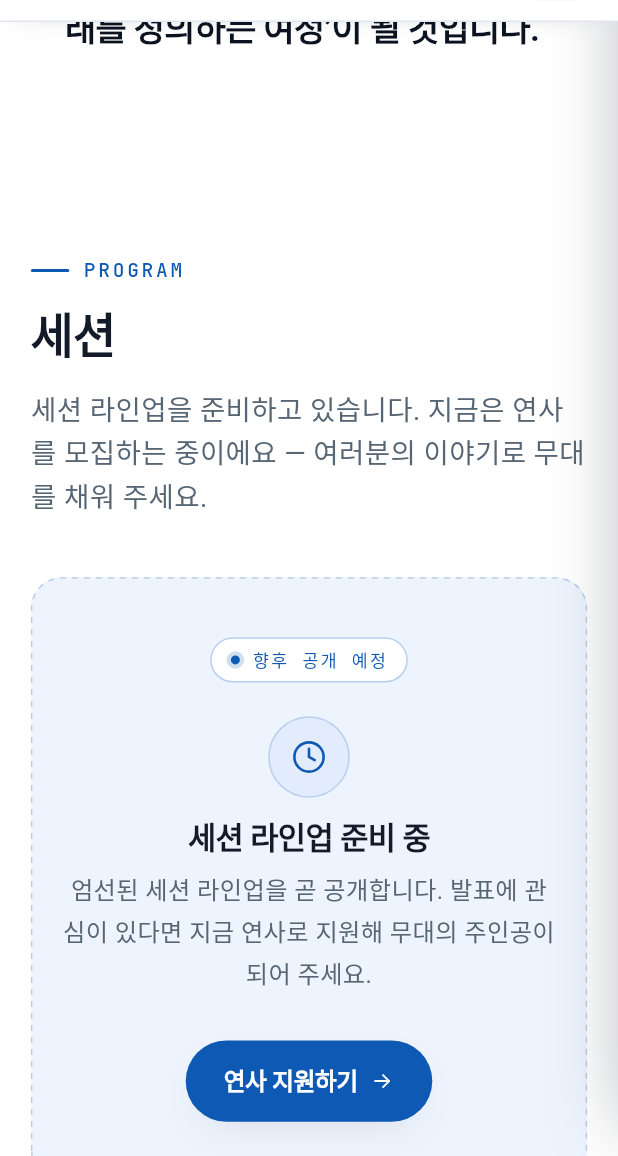
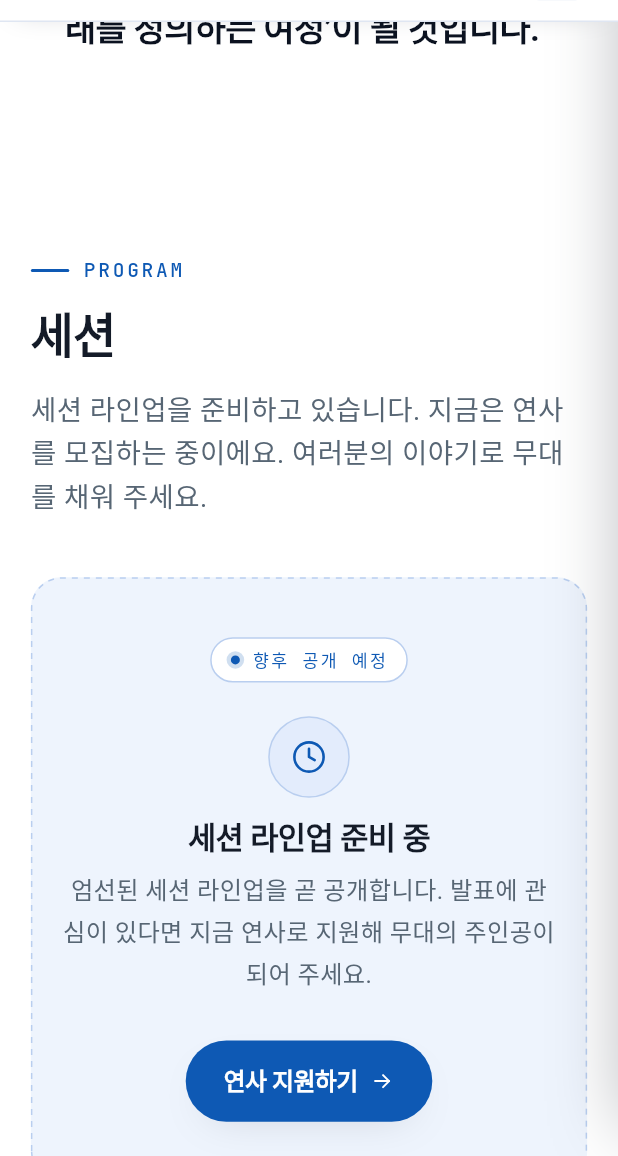
Before and after one commit to flutter-korea/2026-flutter-korea, a Flutter app: the screen it shows after launch, scrolled down 3456 dp, on a phone screen of 412 x 824 dp, the part 80-1236 px from its top. Run offline on Flutter 3.47's test engine with Material 3 defaults, Android fonts, the phone set to English and light mode, and no system bars; our stand-ins replace go_router, shared_preferences; Roboto replaces fonts that are missing (Pretendard).

Commit message:
fix: 콘텐츠 및 메타 태그에서 em dash(—) 제거

```diff
--- a/flutter/lib/content/content.dart
+++ b/flutter/lib/content/content.dart
@@ -500,7 +500,7 @@ const koContent = Content(
   sessions: SessionsStrings(
     kicker: 'Program',
     title: '세션',
-    lead: '세션 라인업을 준비하고 있습니다. 지금은 연사를 모집하는 중이에요 — 여러분의 이야기로 무대를 채워 주세요.',
+    lead: '세션 라인업을 준비하고 있습니다. 지금은 연사를 모집하는 중이에요. 여러분의 이야기로 무대를 채워 주세요.',
     comingSoon: ComingSoonStrings(
       badge: '향후 공개 예정',
       title: '세션 라인업 준비 중',
@@ -511,7 +511,7 @@ const koContent = Content(
       badge: 'Confirmed · 60 min',
       title: '연차별 파이어사이드 챗',
       body:
-          '일방향 발표가 아닌, 연차별 고민을 사전에 취합해 패널들과 진솔하게 대화하는 시간입니다. 주니어의 커리어 방향성, 미드레벨의 기술적 갈증, 시니어의 팀 리딩까지 — 지금 우리에게 필요한 이야기를 나눕니다.',
+          '일방향 발표가 아닌, 연차별 고민을 사전에 취합해 패널들과 진솔하게 대화하는 시간입니다. 주니어의 커리어 방향성, 미드레벨의 기술적 갈증, 시니어의 팀 리딩까지 지금 우리에게 필요한 이야기를 나눕니다.',
       tags: ['주니어 · 커리어', '미드레벨 · 기술', '시니어 · 리딩'],
     ),
   ),
@@ -687,7 +687,7 @@ const enContent = Content(
     sloganBottom: 'Move Forward',
     subtitle: 'Return to the essence of technology, and fearlessly define the future.',
     description:
-        'In an era where change is the default, we spend a day defining the future with AI — armed with unshakable fundamentals. Right now, we’re recruiting the speakers to fill this stage.',
+        'In an era where change is the default, we spend a day defining the future with AI, armed with unshakable fundamentals. Right now, we’re recruiting the speakers to fill this stage.',
     ctaPrimary: 'Apply to Speak',
     ctaSecondary: 'Learn More',
     facts: [
@@ -724,8 +724,8 @@ const enContent = Content(
     kicker: 'Why 2026',
     title: 'From ‘Transition’ to Basics & Future',
     paragraphs: [
-      'At Flutter Korea 2025 we shared stories of ‘Transition’ — migrating from native to Flutter, pivoting careers into development, and facing the sudden rise of AI. We found comfort and solidarity in opening up about our fears of change.',
-      'One year later, in 2026, those transitions have fully settled into a new paradigm. ‘Vibe coding’ — co-developing with AI agents — is a daily reality, and on-device AI and large-model serving are dynamically merging within the Flutter ecosystem.',
+      'At Flutter Korea 2025 we shared stories of ‘Transition’: migrating from native to Flutter, pivoting careers into development, and facing the sudden rise of AI. We found comfort and solidarity in opening up about our fears of change.',
+      'One year later, in 2026, those transitions have fully settled into a new paradigm. ‘Vibe coding’ (co-developing with AI agents) is a daily reality, and on-device AI and large-model serving are dynamically merging within the Flutter ecosystem.',
       'Yet when change is the default, a different anxiety appears: “Are my fundamentals strong enough for this flood of new tech?” and “Where do I go when the pace threatens to overwhelm me?” Flutter Korea 2026 starts with exactly these questions.',
     ],
     compasses: [
@@ -734,7 +734,7 @@ const enContent = Content(
         title: 'Back to Basics',
         subtitle: 'Return to fundamentals',
         body:
-            'The more sophisticated our tools become, the more critical the fundamentals — architecture, rendering pipelines, state management. Only on solid ground can we keep ownership of our craft.',
+            'The more sophisticated our tools become, the more critical the fundamentals: architecture, rendering pipelines, state management. Only on solid ground can we keep ownership of our craft.',
       ),
       CompassCard(
         tag: 'Compass 02',
@@ -751,7 +751,7 @@ const enContent = Content(
     kicker: 'Program',
     title: 'Sessions',
     lead:
-        'The session lineup is in the works. Right now we’re recruiting speakers — help us fill the stage with your story.',
+        'The session lineup is in the works. Right now we’re recruiting speakers: help us fill the stage with your story.',
     comingSoon: ComingSoonStrings(
       badge: 'To be announced',
       title: 'Session lineup in the works',
@@ -763,7 +763,7 @@ const enContent = Content(
       badge: 'Confirmed · 60 min',
       title: 'Fireside Chat by Career Level',
       body:
-          'Not a one-way talk, but an honest conversation with panelists built from questions gathered in advance — junior career direction, mid-level technical thirst, senior team leadership. The talk we all need right now.',
+          'Not a one-way talk, but an honest conversation with panelists built from questions gathered in advance, covering junior career direction, mid-level technical thirst, and senior team leadership. The talk we all need right now.',
       tags: ['Junior · Career', 'Mid · Craft', 'Senior · Leading'],
     ),
   ),
@@ -789,7 +789,7 @@ const enContent = Content(
     kicker: 'Call for Speakers',
     title: 'We’re looking for the next voice on stage',
     body:
-        'Share your story of fundamentals and bold challenges on the Flutter Korea 2026 stage. Everyone is welcome — from Googlers to first-time speakers.',
+        'Share your story of fundamentals and bold challenges on the Flutter Korea 2026 stage. Everyone is welcome, from Googlers to first-time speakers.',
     perks: ['Speakers attend free', 'Official slide template provided', 'Propose your own topic'],
     cta: 'View Call for Speakers',
     ctaNote: 'Go to the speaker overview page',
@@ -856,7 +856,7 @@ const enContent = Content(
     kicker: 'Call for Speakers',
     title: 'Propose a session for Flutter Korea 2026',
     intro:
-        'We’re looking for engaging, technical, and innovative talks about the Flutter ecosystem. We can’t wait to see your proposal — everyone is welcome, from Googlers to first-time speakers.',
+        'We’re looking for engaging, technical, and innovative talks about the Flutter ecosystem. We can’t wait to see your proposal. Everyone is welcome, from Googlers to first-time speakers.',
     dateLabel: 'Event date',
     date: 'Saturday, November 7, 2026',
     levelsTitle: 'Target Audience Level',
--- a/flutter/lib/main.dart
+++ b/flutter/lib/main.dart
@@ -30,7 +30,7 @@ class FkApp extends StatelessWidget {
     return ListenableBuilder(
       listenable: I18n.instance,
       builder: (context, _) => MaterialApp.router(
-        title: 'Flutter Korea 2026 — Back to Basics, Move Forward',
+        title: 'Flutter Korea 2026: Back to Basics, Move Forward',
         debugShowCheckedModeBanner: false,
         routerConfig: _router,
         builder: (context, child) => I18nScope(
```
Also changed, not shown: 4 other files.
